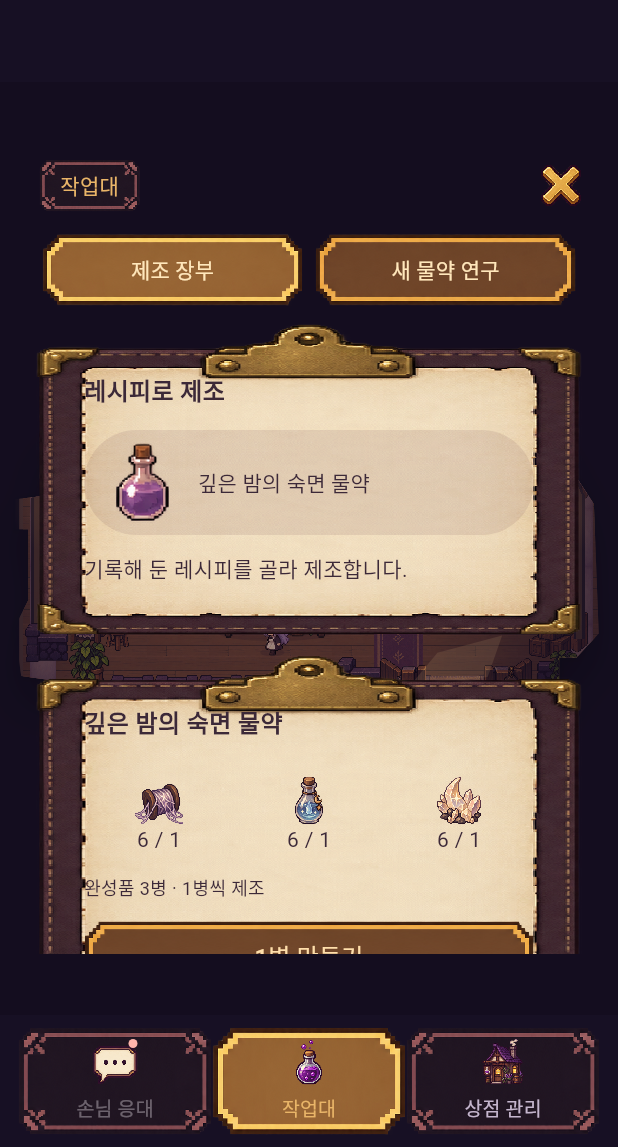
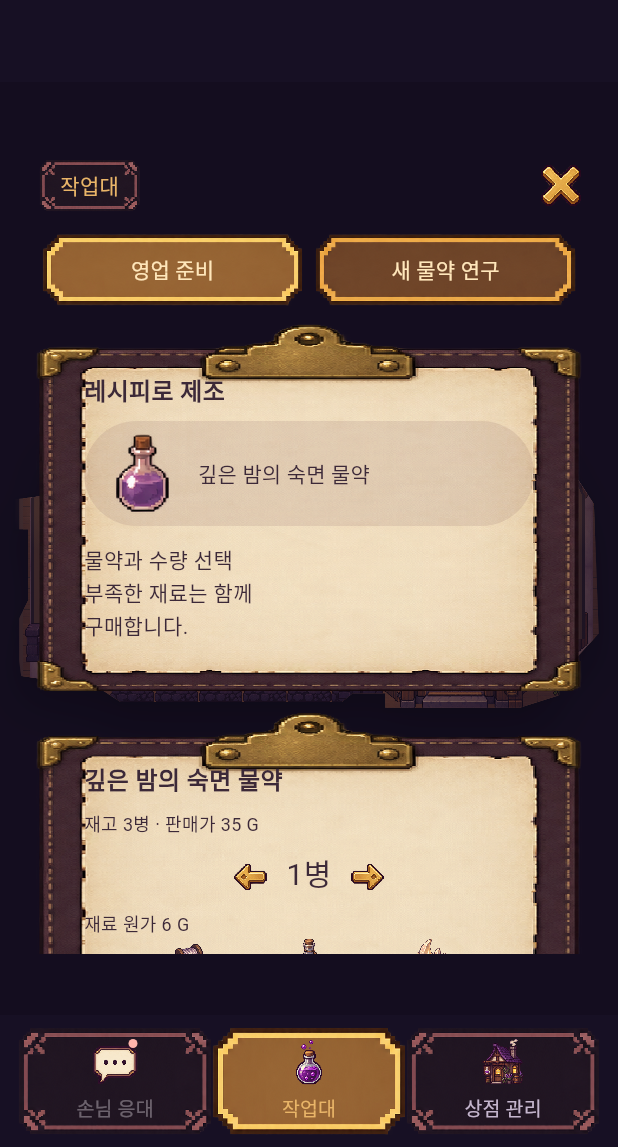
Before and after one commit to 2013108182/PotionShop, a Flutter app: the ShopScreen screen opened by its route, after a tap on "작업대", on a phone screen of 412 x 824 dp, the part 89-1236 px from its top. Run offline on Flutter 3.47's test engine with Material 3 defaults, Android fonts, the phone set to English and light mode, and no system bars; our stand-ins replace shared_preferences; accounts and stored records are empty; Roboto replaces fonts that are missing (Galmuri).

Commit message:
feat: streamline preparation and give shop decisions consequences

```diff
--- a/flutter/lib/game.dart
+++ b/flutter/lib/game.dart
@@ -37,12 +37,12 @@ const firstDayOrders = <CustomerOrder>[
 const secondDayOrders = <CustomerOrder>[
   ('숲길 안내인 엘리', '어제 부탁드린 밤눈 물약, 찾으셨나요?\n덕분에 길을 잃는 사람이 줄어들 거예요.', 'sight'),
   ('약초 상인 로빈', '지난번 물약 덕분에 잘 잤어요!\n오늘도 숙면 물약 한 병 부탁해요.', 'sleep'),
-  ('견습 우편배달부 준', '저도 밤 배달을 시작해요.\n엘리가 이 가게를 소개해 줬어요.', 'sight'),
+  ('견습 우편배달부 준', '밤 배달을 시작했는데 길이 너무 어두워요.\n어둠 속을 볼 수 있는 약 한 병 주세요.', 'sight'),
 ];
 const laterOrders = <CustomerOrder>[
   ('제빵사 미나', '요즘 손님이 많아 바빠요.\n숙면 물약을 한 병 더 주세요.', 'sleep'),
-  ('숲길 안내인 엘리', '우리 길잡이 조합의 주문서가 도착했어요.\n제 물약은 따로 한 병 살게요!', 'sight'),
-  ('약초 상인 로빈', '상점이 제법 북적이네요.\n오늘도 잘 부탁해요.', 'sleep'),
+  ('숲길 안내인 엘리', '길잡이 조합의 대량 주문도 확인해 주세요.\n저는 밤길을 밝힐 시야 물약 한 병을 따로 살게요!', 'sight'),
+  ('약초 상인 로빈', '상점이 제법 북적이네요.\n요즘 잠을 설쳐서, 숙면 물약 한 병 부탁해요.', 'sleep'),
 ];
 class ResearchAttempt {
   final List<String> guess;
@@ -59,6 +59,7 @@ class Game {
   int day = 1, gold = 128, customer = 0, served = 0, revenue = 0, spending = 0, investment = 0, level = 1;
   String phase = 'shop';
   bool researchRequested = false, supplierUnlocked = false;
+  int wrongOffers = 0, lostSales = 0;
   Set<String> discovered = {'sleep'};
   Map<String, int> stock = {'sleep': 3, 'sight': 0};
   Map<String, int> materials = {for (final i in ingredients) i.id: i.rare ? 0 : 6};
@@ -79,16 +80,45 @@ class Game {
       : researchRequested ? '밤 연구실에서 어둠을 밝힐 물약 발견하기'
       : '숙면 물약을 팔고 마을 사람들의 이야기를 듣기';
   bool knows(String id) => discovered.contains(id);
-  bool canBrew(Potion p) => knows(p.id) && p.recipe.every((id) => materials[id]! >= level);
+  // One set yields more bottles as the cauldron improves. Quantity is always selectable.
+  bool canBrew(Potion p) => knows(p.id) && p.recipe.every((id) => materials[id]! >= 1);
+  int setsFor(int quantity) => (quantity / level).ceil();
+  int prepareCost(Potion p, int quantity) => p.recipe.fold(0, (sum, id) {
+    final missing = setsFor(quantity) - materials[id]!;
+    return sum + (missing > 0 ? missing * ingredients.firstWhere((i) => i.id == id).price : 0);
+  });
+  String? prepare(String id, int quantity) {
+    final p = potions.where((p) => p.id == id).firstOrNull;
+    if (p == null || !knows(id) || quantity < 1 || quantity > 30) return '제조할 물약과 수량을 확인해 주세요.';
+    final cost = prepareCost(p, quantity);
+    if (gold < cost) return '부족한 재료를 구매할 돈이 모자라요.';
+    final sets = setsFor(quantity);
+    // Check the complete purchase before mutating any money or inventory.
+    for (final id in p.recipe) {
+      materials[id] = (materials[id]! - sets).clamp(0, 1000000);
+    }
+    gold -= cost; spending += cost;
+    stock[id] = stock[id]! + sets * level;
+    return null;
+  }
+  String get orderClarification => orders[customer].$3 == 'sleep'
+      ? '푹 잠들 수 있는 숙면 물약 한 병이 필요해요.'
+      : '어둠 속을 볼 수 있는 시야 물약 한 병이 필요해요.';
   void _advance() {
+    wrongOffers = 0;
     customer++;
     if (!serviceFinished && orders[customer].$3 == 'sight') researchRequested = true;
   }
   String? sell(String id) {
-    if (closed || completed) return '지금은 손님에게 판매할 수 없어요.';
+    if (closed) return '지금은 손님에게 판매할 수 없어요.';
     if (!knows(id)) return '아직 발견하지 못한 레시피예요. 밤에 연구해 주세요.';
-    if (id != orders[customer].$3) return '손님이 원하는 효능을 다시 살펴보세요.';
     if ((stock[id] ?? 0) == 0) return '재고가 없어요. 레시피북에서 생산해 주세요.';
+    if (id != orders[customer].$3) {
+      wrongOffers++;
+      if (wrongOffers == 1) return '이 약은 제가 찾던 게 아니에요. $orderClarification 한 번만 다시 골라 주시겠어요?';
+      lostSales++; _advance();
+      return '이번에도 다른 약이네요… 오늘은 다른 가게에 가 볼게요.';
+    }
     final potion = potions.firstWhere((p) => p.id == id);
     stock[id] = stock[id]! - 1;
     gold += potion.price; revenue += potion.price; served++;
@@ -96,7 +126,7 @@ class Game {
     return null;
   }
   bool skipCustomer() {
-    if (closed || completed) return false;
+    if (closed) return false;
     if (orders[customer].$3 == 'sight') researchRequested = true;
     _advance(); return true;
   }
@@ -105,7 +135,7 @@ class Game {
     if (matches.isEmpty || !knows(id)) return '레시피를 먼저 발견해 주세요.';
     final p = matches.single;
     if (!canBrew(p)) return '재료가 부족해요. 재료 상인에게 구입해 주세요.';
-    for (final material in p.recipe) { materials[material] = materials[material]! - level; }
+    for (final material in p.recipe) { materials[material] = materials[material]! - 1; }
     stock[id] = stock[id]! + level;
     return null;
   }
@@ -118,15 +148,15 @@ class Game {
     materials[id] = materials[id]! + quantity; return true;
   }
   bool upgrade() {
-    if (level >= 3 || gold < upgradeCost || completed) return false;
+    if (level >= 3 || gold < upgradeCost) return false;
     investment += upgradeCost; gold -= upgradeCost; level++; return true;
   }
   bool startNight() {
-    if (night || !serviceFinished || completed) return false;
+    if (night || !serviceFinished) return false;
     phase = 'night'; return true;
   }
   String? research(List<String> guess) {
-    if (!night || completed || !researchRequested || knows('sight')) return '지금은 진행할 연구가 없어요.';
+    if (!night || !researchRequested || knows('sight')) return '지금은 진행할 연구가 없어요.';
     final ids = ingredients.where((i) => !i.rare).map((i) => i.id).toSet();
     if (guess.length != 3 || guess.toSet().length != 3 || !guess.every(ids.contains)) return '서로 다른 재료 세 가지를 순서대로 골라 주세요.';
     final result = scoreRecipe(guess, potions[1].recipe);
@@ -135,7 +165,7 @@ class Game {
     return null;
   }
   bool requestAid() {
-    if (!night || aidDays.contains(day) || gold >= 18 || completed) return false;
+    if (!night || aidDays.contains(day) || gold >= 18) return false;
     for (final i in ingredients.where((i) => !i.rare)) { materials[i.id] = materials[i.id]! + 1; }
     stock['sleep'] = stock['sleep']! + 1; aidDays.add(day); return true;
   }
@@ -145,11 +175,11 @@ class Game {
     supplierUnlocked = true; return true;
   }
   bool nextDay() {
-    if (!night || completed) return false;
-    day++; phase = 'shop'; customer = served = revenue = spending = investment = 0; return true;
+    if (!night) return false;
+    day++; phase = 'shop'; customer = served = revenue = spending = investment = wrongOffers = lostSales = 0; return true;
   }
   String encode() => jsonEncode({'version': 2, 'day': day, 'gold': gold, 'customer': customer,
-    'served': served, 'revenue': revenue, 'spending': spending, 'investment': investment, 'level': level, 'phase': phase,
+    'served': served, 'wrongOffers': wrongOffers, 'lostSales': lostSales, 'revenue': revenue, 'spending': spending, 'investment': investment, 'level': level, 'phase': phase,
     'stock': stock, 'materials': materials, 'discovered': discovered.toList(),
     'researchRequested': researchRequested, 'supplierUnlocked': supplierUnlocked,
     'attempts': attempts.map((a) => a.toJson()).toList(), 'aidDays': aidDays.toList(), 'researchNotebook': researchNotebook});
@@ -166,6 +196,8 @@ class Game {
       ..customer = read('customer', 0, 3)..served = read('served', 0, 3)
       ..revenue = read('revenue', 0, 1000000)..spending = read('spending', 0, 100000000)
       ..investment = read('investment', 0, 100000000)..level = read('level', 1, 3);
+    g.wrongOffers = data.containsKey('wrongOffers') ? read('wrongOffers', 0, 1) : 0;
+    g.lostSales = data.containsKey('lostSales') ? read('lostSales', 0, 3) : 0;
     Map<String, int> inventory(String key, Iterable<String> ids) {
       final m = data[key] as Map<String, dynamic>;
       return {for (final id in ids) id: (() {
--- a/flutter/lib/main.dart
+++ b/flutter/lib/main.dart
@@ -147,7 +147,7 @@ class _ShopScreenState extends State<ShopScreen> {
       PixelButton(label: '새 이야기 시작', icon: Icons.replay, onPressed: restart),
     ],
   ]));
-  String? get visitorId => responseId ?? (!game.completed && !game.night && !game.serviceFinished
+  String? get visitorId => responseId ?? (!game.night && !game.serviceFinished
       ? '${game.day}-${game.customer}' : null);
   bool get canServe => customerReady && arrivedId == visitorId;
   Future<void> research() async {
@@ -166,8 +166,7 @@ class _ShopScreenState extends State<ShopScreen> {
   }
   Widget controls() => Column(mainAxisSize: MainAxisSize.min, crossAxisAlignment: CrossAxisAlignment.stretch, children: [
 
-    if (game.completed) milestone()
-    else if (visitorId != null && !canServe) ...[
+    if (visitorId != null && !canServe) ...[
       const Text('손님이 진열대를 둘러보고 있어요.', style: TextStyle(color: parchment, fontSize: 16)),
       const Text('카운터에 도착하면 주문을 받을 수 있어요. 그동안 레시피북에서 재고를 준비해도 좋아요.', style: TextStyle(color: lavender, fontSize: 12)),
     ] else if (visitorId != null) ...[
@@ -175,19 +174,25 @@ class _ShopScreenState extends State<ShopScreen> {
         order: Column(crossAxisAlignment: CrossAxisAlignment.stretch, children: [
           Text(game.orders[game.customer].$1, style: TextStyle(color: brass, fontSize: 17)),
           const SizedBox(height: 12), Text(game.orders[game.customer].$2),
+          TextButton(onPressed: () { setState(() => responseText = game.orderClarification); }, child: const Text('어떤 효능이 필요하세요?')),
       TextButton(onPressed: canServe ? () {
         final wanted = game.orders[game.customer].$3;
-        if (game.skipCustomer()) change(wanted == 'sight' ? '엘리의 부탁을 기록했어요. 밤에 연구하고 다시 만나 보세요.' : '손님이 다음 기회에 오기로 했어요.');
+        if (game.skipCustomer()) { responseText = null; responseName = null; change(wanted == 'sight' ? '엘리의 부탁을 기록했어요. 밤에 연구하고 다시 만나 보세요.' : '손님이 다음 기회에 오기로 했어요.'); }
       } : null, child: Text(game.knows(game.orders[game.customer].$3) ? '오늘은 주문을 받지 않기' : '아직 없어요 · 요청 기록하기')),
         ]), onGive: (id) {
           final previousId = visitorId, name = game.orders[game.customer].$1;
-          final before = game.gold;
+          final before = game.gold, customerBefore = game.customer;
           final error = game.sell(id);
           if (error == null) {
             responseId = previousId; responseName = name;
             responseText = '고마워요! 잘 쓸게요. 다음에 또 들를게요.';
           }
-          change(error ?? '+${game.gold - before} G · 판매 완료');
+          if (error != null && (game.wrongOffers > 0 || game.customer != customerBefore)) {
+            responseName = name; responseText = error;
+            if (game.customer != customerBefore) responseId = previousId;
+          }
+          change(error == null ? '+${game.gold - before} G · 판매 완료' :
+            game.customer != customerBefore ? '손님이 구매하지 않고 떠났어요 · 놓친 주문 +1' : '');
         }),
     ] else ...[
       Text(game.night ? '연구실 · 어둠 속 시야' : '영업 마감', style: const TextStyle(color: brass, fontSize: 16)),
@@ -211,25 +216,20 @@ class _ShopScreenState extends State<ShopScreen> {
   Widget build(BuildContext context) {
     if (!ready) return const Scaffold(body: Center(child: CircularProgressIndicator()));
     return ShopViewport(systemMessage: status,
+      guildLabel: game.day >= 3 ? (game.completed ? '협회 납품 완료' : '협회 주문 · ${game.stock['sight']}/3') : null,
       dialogueAction: responseId == null ? '물약 고르기' : '대화 마치기',
       onDialogueAction: responseId == null ? null : () => setState(() { responseId = null; responseName = null; responseText = null; customerReady = false; }),
       waiting: visitorId != null && !canServe,
       workbench: ShopTasks(game: game, management: false, canResearch: game.night && game.researchRequested && !game.knows('sight'), onResearch: research, onChanged: change),
       management: ShopTasks(game: game, management: true, canResearch: false, onResearch: research, onChanged: change),
       speakerName: visitorId == null ? null : responseName ?? game.orders[game.customer].$1,
-      dayLabel: '${game.day}일째 · ${game.completed ? '첫 이야기 완료' : game.night ? '밤 연구와 준비' : '낮 영업'}',
+      dayLabel: '${game.day}일째 · ${game.night ? '밤 연구와 준비' : '낮 영업'}',
       goldLabel: '${game.gold} G', stockLabel: '숙면 ${game.stock['sleep']} · 시야 ${game.stock['sight']}',
       world: ShopWorld(customerId: visitorId, customerName: visitorId == null ? '' : responseName ?? game.orders[game.customer].$1,
         speech: visitorId == null ? null : responseText ?? game.orders[game.customer].$2, night: game.night, level: game.level, bottles: game.stock['sleep']! + game.stock['sight']!, onStation: station,
         onReady: (value) { if (mounted) setState(() { customerReady = value; arrivedId = value ? visitorId : null; }); }),
       dialogue: responseId == null ? controls() : const SizedBox.shrink(),
-      actions: [
-        if (game.day >= 3 && !game.completed) TextButton(onPressed: () => showDialog<void>(context: context,
-          builder: (ctx) => Dialog(child: ConstrainedBox(constraints: const BoxConstraints(maxWidth: 440),
-            child: SingleChildScrollView(padding: const EdgeInsets.all(16), child: Column(mainAxisSize: MainAxisSize.min, children: [
-              dialogTitle('조합의 주문', ctx), StatefulBuilder(builder: (_, refresh) => milestone()),
-            ]))))).then((_) { if (mounted) setState(() {}); }), child: const Text('특별 주문', style: TextStyle(fontSize: 12))),
-      ],
+
     );
   }
 }
--- a/flutter/lib/shop_tasks.dart
+++ b/flutter/lib/shop_tasks.dart
@@ -99,11 +99,11 @@ class ShopTasks extends StatefulWidget {
   State<ShopTasks> createState() => _ShopTasksState();
 }
 class _ShopTasksState extends State<ShopTasks> {
-  int section = 0, recipe = 0, material = 0;
+  int section = 0, recipe = 0, material = 0, quantity = 1;
   Game get game => widget.game;
   bool get compactBook => MediaQuery.sizeOf(context).height < 850;
   static const ink = Color(0xff3c2938);
-  Widget heading(String text) => Padding(padding: const EdgeInsets.only(bottom: 14),
+  Widget heading(String text) => Padding(padding: EdgeInsets.only(bottom: compactBook ? 8 : 14),
     child: Text(text, style: TextStyle(color: ink, fontSize: compactBook ? 16 : 20, fontWeight: FontWeight.bold)));
   Widget spread(Widget left, Widget right) => LayoutBuilder(builder: (context, box) {
     if (box.maxWidth < 400) return Column(children: [paper(left), const SizedBox(height: 14), paper(right)]);
@@ -121,17 +121,29 @@ class _ShopTasksState extends State<ShopTasks> {
       for (var i = 0; i < known.length; i++) TextButton(onPressed: () => setState(() => recipe = i),
         style: TextButton.styleFrom(foregroundColor: ink, backgroundColor: recipe == i ? const Color(0x22774f54) : Colors.transparent),
         child: Row(children: [potionArt(known[i], 54), const SizedBox(width: 10), Expanded(child: Text(known[i].name))])),
-      const SizedBox(height: 12), const Text('기록해 둔 레시피를 골라 제조합니다.'),
+      const SizedBox(height: 12), const Text('물약과 수량 선택\n부족한 재료는 함께\n구매합니다.'),
     ]), Column(crossAxisAlignment: CrossAxisAlignment.stretch, children: [
-      heading(p.name), if (!compactBook) Text(p.description), const SizedBox(height: 10),
+      heading(p.name),
+      Text('재고 ${game.stock[p.id]}병 · 판매가 ${p.price} G', style: const TextStyle(fontSize: 12)),
+      Row(mainAxisAlignment: MainAxisAlignment.center, children: [
+        IconButton(tooltip: '제조 수량 줄이기', constraints: const BoxConstraints(minWidth: 36, minHeight: 36), padding: const EdgeInsets.all(4), onPressed: quantity > 1 ? () => setState(() => quantity--) : null,
+          icon: const GameIcon(GameGlyph.back, size: 22)),
+        Text('${quantity * game.level}병', style: const TextStyle(fontSize: 20)),
+        IconButton(tooltip: '제조 수량 늘리기', constraints: const BoxConstraints(minWidth: 36, minHeight: 36), padding: const EdgeInsets.all(4), onPressed: quantity < 10 ? () => setState(() => quantity++) : null,
+          icon: const GameIcon(GameGlyph.next, size: 22)),
+      ]),
+      Text('재료 원가 ${quantity * 6} G', style: const TextStyle(fontSize: 12)),
       Row(mainAxisAlignment: MainAxisAlignment.spaceEvenly, children: [for (final id in p.recipe)
-        Expanded(child: Column(children: [Tooltip(message: ingredientName(id), child: IngredientSprite(id: id, size: compactBook ? 32 : 45)),
-          if (!compactBook) Text(ingredientName(id), style: const TextStyle(fontSize: 11)),
-          Text('${game.materials[id]} / ${game.level}', style: TextStyle(color: game.materials[id]! < game.level ? Colors.red.shade900 : ink))]))]),
-      const SizedBox(height: 12), Text('완성품 ${game.stock[p.id]}병 · ${game.level}병씩 제조', style: const TextStyle(fontSize: 12)), const SizedBox(height: 12),
-      GameAction(compact: compactBook, label: '${game.level}병 만들기', onPressed: game.canBrew(p) ? () {
-        final error = game.brew(p.id); widget.onChanged(error ?? '${p.name} ${game.level}병을 만들었어요.');
+        Tooltip(message: '${ingredientName(id)} · 보유 ${game.materials[id]} / 필요 ${quantity}',
+          child: IngredientSprite(id: id, size: compactBook ? 24 : 40))]),
+      Text('부족분 구매 ${game.prepareCost(p, quantity * game.level)} G', style: const TextStyle(fontSize: 12)),
+      const SizedBox(height: 8),
+      GameAction(compact: true, label: '구매·제조하기', onPressed: game.gold >= game.prepareCost(p, quantity * game.level) ? () {
+        final count = quantity * game.level;
+        final error = game.prepare(p.id, quantity * game.level);
+        widget.onChanged(error ?? '${p.name} $count병을 준비했어요.');
       } : null),
+      if (game.gold < game.prepareCost(p, quantity * game.level)) const Text('구매 비용이 부족해요.', style: TextStyle(fontSize: 12)),
     ]));
   }
   Widget supplies() {
@@ -154,13 +166,31 @@ class _ShopTasksState extends State<ShopTasks> {
   Widget equipment() => spread(Column(children: [heading('가마솥 공방'),
     const SizedBox(height: 180, child: ResearchCauldron(brewing: false, solved: false))]),
     Column(crossAxisAlignment: CrossAxisAlignment.stretch, children: [heading('가마솥 Lv.${game.level}'),
-      Text(game.level >= 3 ? '최고 단계의 가마솥입니다.' : '다음 단계에서는 한 번에 ${game.level + 1}병을 제조합니다.'),
-      const SizedBox(height: 14), Text('재료도 병 수만큼 사용합니다.\n현재 보유 ${game.gold} G'), const SizedBox(height: 24),
+      Text(game.level >= 3 ? '최고 단계의 가마솥입니다.' : '같은 재료 1세트로 ${game.level}병 → ${game.level + 1}병을 만듭니다.'),
+      const SizedBox(height: 14), Text('1세트 원가 6 G · 현재 병당 ${(6 / game.level).toStringAsFixed(1)} G\n현재 보유 ${game.gold} G'), const SizedBox(height: 24),
       GameAction(compact: compactBook, label: game.level >= 3 ? '개선 완료' : '설비 개선 · ${game.upgradeCost} G',
-        onPressed: game.level < 3 && game.gold >= game.upgradeCost && !game.completed ? () {
+        onPressed: game.level < 3 && game.gold >= game.upgradeCost ? () {
           if (game.upgrade()) widget.onChanged('가마솥을 Lv.${game.level}로 개선했어요.');
         } : null),
     ]));
+  Widget guildOrder() => spread(Column(crossAxisAlignment: CrossAxisAlignment.stretch, children: [
+    heading('길잡이 조합의 편지'),
+    const Center(child: GameIcon(GameGlyph.book, size: 64)),
+    Text(game.day < 3 ? '3일째에 조합의 첫 주문서가 도착합니다.' :
+      game.completed ? '보내 주신 물약 덕분에 밤길을 안전하게 안내하고 있어요. 고맙습니다!' :
+      '야간 안내를 시작하려 합니다. 시야 물약 3병을 부탁드립니다.'),
+  ]), Column(crossAxisAlignment: CrossAxisAlignment.stretch, children: [
+    heading(game.completed ? '납품 완료' : '시야 물약 3병'),
+    Text(game.completed ? '희귀 재료 상인과 거래가 열렸어요. 영업은 계속할 수 있습니다.' :
+      '준비 ${game.stock['sight']} / 3병\n보상 120 G\n희귀 재료 거래 해금\n마감 없음'),
+    const SizedBox(height: 12),
+    if (!game.completed) GameAction(compact: true, label: '3병 납품하기',
+      onPressed: game.day >= 3 && game.knows('sight') && game.stock['sight']! >= 3 ? () {
+        if (game.deliver()) widget.onChanged('조합 납품 완료 · +120 G · 희귀 재료 거래 해금');
+      } : null),
+    if (!game.completed) const Text('납품할 물약은 영업 준비에서 제조하세요.', style: TextStyle(fontSize: 12)),
+    if (game.completed) GameAction(compact: true, label: '재료 상인', onPressed: () => setState(() => section = 3)),
+  ]));
   Widget research() => spread(Column(children: [heading('달빛 연구'),
     const SizedBox(height: 180, child: ResearchCauldron(brewing: false, solved: false))]),
     Column(crossAxisAlignment: CrossAxisAlignment.stretch, children: [heading('새로운 레시피'),
@@ -170,17 +200,18 @@ class _ShopTasksState extends State<ShopTasks> {
     ]));
   @override
   Widget build(BuildContext context) {
-    final labels = widget.management ? ['재료 주문서', '설비', '영업 장부'] : ['제조 장부', '새 물약 연구'];
+    final labels = widget.management ? ['협회 주문', '설비', '영업 장부'] : ['영업 준비', '새 물약 연구'];
     return Column(crossAxisAlignment: CrossAxisAlignment.stretch, children: [
       Row(children: [for (var i = 0; i < labels.length; i++) Expanded(child: Padding(padding: const EdgeInsets.symmetric(horizontal: 4),
         child: SkinPanel(skin: section == i ? Skin.selected : Skin.button, child: TextButton(onPressed: () => setState(() => section = i),
           style: TextButton.styleFrom(foregroundColor: const Color(0xffffe7bb), minimumSize: const Size(0, 42)), child: Text(labels[i])))))]),
       const SizedBox(height: 12),
       if (!widget.management) (section == 0 ? recipeBook() : research())
-      else if (section == 0) supplies()
+      else if (section == 0) guildOrder()
       else if (section == 1) equipment()
+      else if (section == 3) supplies()
       else paper(Column(crossAxisAlignment: CrossAxisAlignment.stretch, children: [heading('${game.day}일째 영업 장부'),
-        Text('판매 ${game.served}건\n매출 ${game.revenue} G\n재료 지출 ${game.spending} G\n설비 투자 ${game.investment} G', style: const TextStyle(height: 2.3)),
+        Text('판매 ${game.served}건 · 놓친 주문 ${game.lostSales}건\n매출 ${game.revenue} G\n재료 지출 ${game.spending} G\n설비 투자 ${game.investment} G', style: const TextStyle(height: 2.3)),
         const Divider(color: Color(0xff9b7a65)), Text('보유 금액 ${game.gold} G'),
       ])),
     ]);
--- a/flutter/lib/shop_world.dart
+++ b/flutter/lib/shop_world.dart
@@ -370,11 +370,12 @@ class ShopViewport extends StatefulWidget {
   final Widget? workbench, management;
   final String dayLabel, goldLabel, stockLabel;
   final List<TextButton> actions;
+  final String? guildLabel;
   final String? speakerName;
   final String systemMessage;
   final bool waiting;
   const ShopViewport({super.key, required this.world, required this.dialogue,
-    required this.dayLabel, required this.goldLabel, required this.stockLabel, this.actions = const [], this.speakerName,
+    required this.dayLabel, required this.goldLabel, required this.stockLabel, this.actions = const [], this.speakerName, this.guildLabel,
     this.workbench, this.management, this.waiting = false, this.systemMessage = '', this.onDialogueAction, this.dialogueAction = '물약 고르기'});
   @override
   State<ShopViewport> createState() => _ShopViewportState();
@@ -414,6 +415,9 @@ class _ShopViewportState extends State<ShopViewport> {
     Padding(padding: const EdgeInsets.symmetric(horizontal: 16, vertical: 12), child: Row(children: [
       Expanded(child: Align(alignment: Alignment.centerLeft, child: SkinPanel(skin: Skin.parchment, child: Padding(padding: const EdgeInsets.symmetric(horizontal: 16, vertical: 12),
         child: Text(widget.dayLabel, maxLines: 1, overflow: TextOverflow.ellipsis, style: const TextStyle(color: Color(0xff392433), fontSize: 14, fontWeight: FontWeight.bold)))))),
+      if (widget.guildLabel != null) Padding(padding: const EdgeInsets.only(right: 12),
+        child: SkinPanel(skin: Skin.parchment, child: TextButton(onPressed: () => menu(2),
+          child: Text(widget.guildLabel!, style: const TextStyle(color: Color(0xff392433), fontSize: 13))))),
       SkinPanel(skin: Skin.dialogue, child: Padding(padding: const EdgeInsets.symmetric(horizontal: 18, vertical: 10),
         child: Row(mainAxisSize: MainAxisSize.min, children: [const GameIcon(GameGlyph.coin, size: 24), const SizedBox(width: 6), Text(widget.goldLabel, style: const TextStyle(color: worldGold, fontSize: 18))]))),
       IconButton(tooltip: panelOpen ? '패널 접기' : '손님 응대 열기',
```
Also changed, not shown: flutter/lib/opening_screen.dart (+14 -6 lines), 3 other files.
